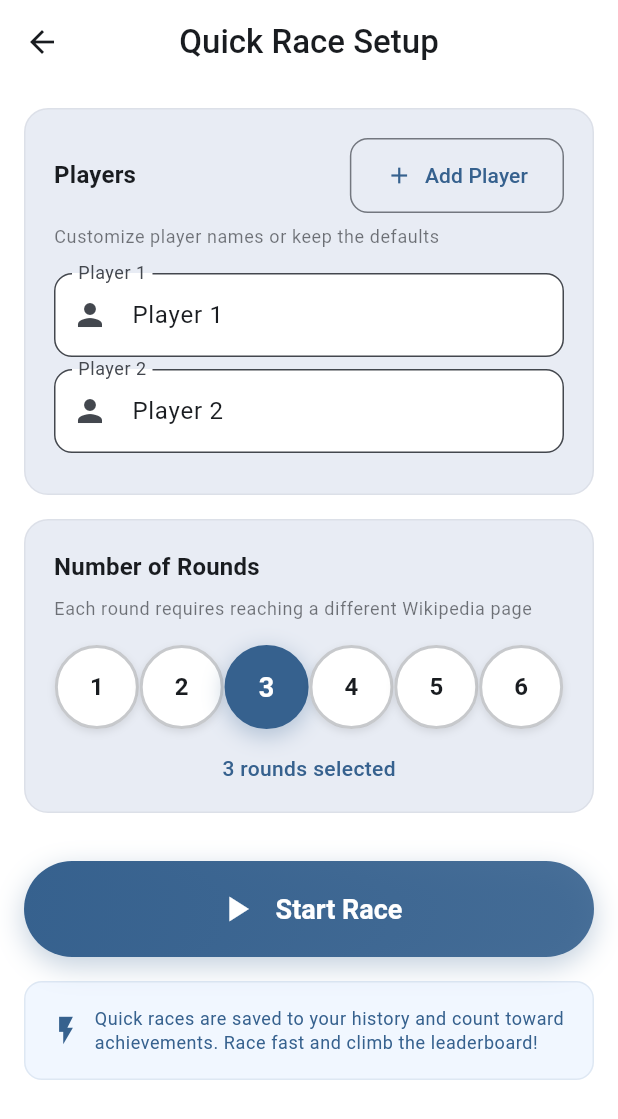
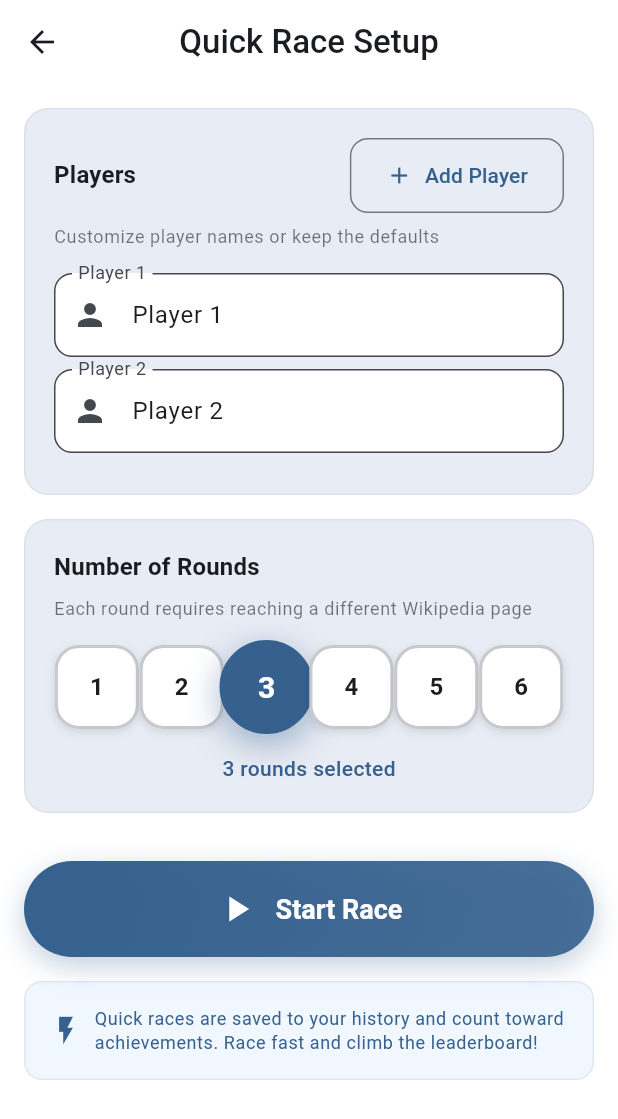
Before and after one commit to warforged5/wikapediaracer, a Flutter app: the screen it shows after launch, after a tap on "Quick Race", on a phone screen of 412 x 824 dp. Shown: the top 1119 px of the screen. Run offline on Flutter 3.47's test engine with Material 3 defaults, Android fonts, the phone set to English and light mode, and no system bars; our stand-ins replace flutter_native_splash, share_plus, shared_preferences; network calls fail.

Commit message:
Updated More to play with shapes

```diff
--- a/lib/screens/home_screen.dart
+++ b/lib/screens/home_screen.dart
@@ -217,11 +217,10 @@ class _HomeScreenState extends State<HomeScreen> {
                         ),
                         const SizedBox(width: 20),
                         Expanded(
-                          child: _buildActionCard(
+                          child: _buildPillActionButton(
                             context,
                             icon: Icons.history,
                             title: 'History',
-                            subtitle: 'View stats',
                             color: Theme.of(context).colorScheme.tertiary,
                             onTap: () {
                               Navigator.push(
@@ -255,11 +254,10 @@ class _HomeScreenState extends State<HomeScreen> {
                     Row(
                       children: [
                         Expanded(
-                          child: _buildActionCard(
+                          child: _buildPillActionButton(
                             context,
                             icon: Icons.military_tech,
                             title: 'Profile',
-                            subtitle: '',
                             color: Theme.of(context).colorScheme.error,
                             onTap: () {
                               Navigator.push(
@@ -378,11 +376,10 @@ class _HomeScreenState extends State<HomeScreen> {
                   },
                 ),
                 const SizedBox(height: 20),
-                _buildActionCard(
+                _buildPillActionButton(
                   context,
                   icon: Icons.history,
                   title: 'History',
-                  subtitle: 'View past races and stats',
                   color: Theme.of(context).colorScheme.tertiary,
                   onTap: () {
                     Navigator.push(
@@ -410,11 +407,10 @@ class _HomeScreenState extends State<HomeScreen> {
                   },
                 ),
                 const SizedBox(height: 20),
-                _buildActionCard(
+                _buildPillActionButton(
                   context,
                   icon: Icons.military_tech,
                   title: 'Achievements',
-                  subtitle: 'Track your progress and wins',
                   color: Theme.of(context).colorScheme.error,
                   onTap: () {
                     Navigator.push(
@@ -582,6 +578,64 @@ class _HomeScreenState extends State<HomeScreen> {
     );
   }
 
+  Widget _buildPillActionButton(
+    BuildContext context, {
+    required IconData icon,
+    required String title,
+    required Color color,
+    required VoidCallback onTap,
+  }) {
+    return Container(
+      height: 60,
+      decoration: BoxDecoration(
+        borderRadius: BorderRadius.circular(30), // Perfect pill shape
+        gradient: LinearGradient(
+          colors: [
+            color,
+            color.withValues(alpha: 0.8),
+          ],
+          begin: Alignment.topLeft,
+          end: Alignment.bottomRight,
+        ),
+        boxShadow: [
+          BoxShadow(
+            color: color.withValues(alpha: 0.3),
+            blurRadius: 8,
+            offset: const Offset(0, 4),
+          ),
+        ],
+      ),
+      child: Material(
+        color: Colors.transparent,
+        child: InkWell(
+          onTap: onTap,
+          borderRadius: BorderRadius.circular(30),
+          child: Padding(
+            padding: const EdgeInsets.symmetric(horizontal: 20),
+            child: Row(
+              mainAxisAlignment: MainAxisAlignment.center,
+              children: [
+                Icon(
+                  icon,
+                  color: Colors.white,
+                  size: 20,
+                ),
+                const SizedBox(width: 8),
+                Text(
+                  title,
+                  style: Theme.of(context).textTheme.titleSmall?.copyWith(
+                    color: Colors.white,
+                    fontWeight: FontWeight.w600,
+                  ),
+                ),
+              ],
+            ),
+          ),
+        ),
+      ),
+    );
+  }
+
   Widget _buildActionCard(
     BuildContext context, {
     required IconData icon,
--- a/lib/screens/quick_race_setup_screen.dart
+++ b/lib/screens/quick_race_setup_screen.dart
@@ -229,52 +229,10 @@ class _QuickRaceSetupScreenState extends State<QuickRaceSetupScreen> {
                       final rounds = index + 1;
                       final isSelected = _rounds == rounds;
 
-                      return GestureDetector(
+                      return _RoundSelectorButton(
+                        rounds: rounds,
+                        isSelected: isSelected,
                         onTap: () => setState(() => _rounds = rounds),
-                        child: AnimatedContainer(
-                          duration: const Duration(milliseconds: 200),
-                          width: 56,
-                          height: 56,
-                          decoration: BoxDecoration(
-                            color: isSelected
-                                ? Theme.of(context).colorScheme.primary
-                                : Theme.of(context).colorScheme.surface,
-                            border: Border.all(
-                              color: isSelected
-                                  ? Theme.of(context).colorScheme.primary
-                                  : Theme.of(context).colorScheme.outline.withValues(alpha: 0.4),
-                              width: isSelected ? 3 : 2,
-                            ),
-                            shape: BoxShape.circle,
-                            boxShadow: isSelected ? [
-                              BoxShadow(
-                                color: Theme.of(context).colorScheme.primary.withValues(alpha: 0.3),
-                                blurRadius: 12,
-                                offset: const Offset(0, 4),
-                                spreadRadius: 1,
-                              ),
-                            ] : [
-                              BoxShadow(
-                                color: Theme.of(context).colorScheme.shadow.withValues(alpha: 0.1),
-                                blurRadius: 4,
-                                offset: const Offset(0, 2),
-                              ),
-                            ],
-                          ),
-                          child: Center(
-                            child: AnimatedDefaultTextStyle(
-                              duration: const Duration(milliseconds: 200),
-                              style: TextStyle(
-                                color: isSelected
-                                    ? Theme.of(context).colorScheme.onPrimary
-                                    : Theme.of(context).colorScheme.onSurface,
-                                fontWeight: FontWeight.bold,
-                                fontSize: isSelected ? 18 : 16,
-                              ),
-                              child: Text('$rounds'),
-                            ),
-                          ),
-                        ),
                       );
                     }),
                   ),
@@ -398,3 +356,153 @@ class _QuickRaceSetupScreenState extends State<QuickRaceSetupScreen> {
     );
   }
 }
+
+class _RoundSelectorButton extends StatefulWidget {
+  final int rounds;
+  final bool isSelected;
+  final VoidCallback onTap;
+
+  const _RoundSelectorButton({
+    required this.rounds,
+    required this.isSelected,
+    required this.onTap,
+  });
+
+  @override
+  State<_RoundSelectorButton> createState() => _RoundSelectorButtonState();
+}
+
+class _RoundSelectorButtonState extends State<_RoundSelectorButton>
+    with TickerProviderStateMixin {
+  late AnimationController _morphController;
+  late AnimationController _bounceController;
+  late Animation<double> _morphAnimation;
+  late Animation<double> _scaleAnimation;
+
+  @override
+  void initState() {
+    super.initState();
+
+    _morphController = AnimationController(
+      duration: const Duration(milliseconds: 300),
+      vsync: this,
+    );
+
+    _bounceController = AnimationController(
+      duration: const Duration(milliseconds: 400),
+      vsync: this,
+    );
+
+    // Morph from squircle (0.0) to circle (1.0)
+    _morphAnimation = CurvedAnimation(
+      parent: _morphController,
+      curve: Curves.easeOutCubic,
+    );
+
+    // Scale animation for the bounce
+    _scaleAnimation = Tween<double>(
+      begin: 1.0,
+      end: 1.12,
+    ).animate(CurvedAnimation(
+      parent: _bounceController,
+      curve: Curves.elasticOut,
+    ));
+
+    if (widget.isSelected) {
+      _morphController.forward();
+      _bounceController.forward();
+    }
+  }
+
+  @override
+  void didUpdateWidget(_RoundSelectorButton oldWidget) {
+    super.didUpdateWidget(oldWidget);
+
+    if (widget.isSelected != oldWidget.isSelected) {
+      if (widget.isSelected) {
+        _morphController.forward();
+        _bounceController.reset();
+        _bounceController.forward();
+      } else {
+        _morphController.reverse();
+        _bounceController.reset();
+      }
+    }
+  }
+
+  @override
+  void dispose() {
+    _morphController.dispose();
+    _bounceController.dispose();
+    super.dispose();
+  }
+
+  @override
+  Widget build(BuildContext context) {
+    return GestureDetector(
+      onTap: widget.onTap,
+      child: AnimatedBuilder(
+        animation: Listenable.merge([_morphAnimation, _scaleAnimation]),
+        builder: (context, child) {
+          // Calculate border radius: squircle (16) to circle (28)
+          final borderRadius = Tween<double>(
+            begin: 16.0, // Squircle
+            end: 28.0,   // Circle
+          ).evaluate(_morphAnimation);
+
+          final scale = widget.isSelected
+            ? (1.0 + (_scaleAnimation.value - 1.0))
+            : 1.0;
+
+          return Transform.scale(
+            scale: scale,
+            child: AnimatedContainer(
+              duration: const Duration(milliseconds: 200),
+              width: 56,
+              height: 56,
+              decoration: BoxDecoration(
+                color: widget.isSelected
+                    ? Theme.of(context).colorScheme.primary
+                    : Theme.of(context).colorScheme.surface,
+                border: Border.all(
+                  color: widget.isSelected
+                      ? Theme.of(context).colorScheme.primary
+                      : Theme.of(context).colorScheme.outline.withValues(alpha: 0.4),
+                  width: widget.isSelected ? 3 : 2,
+                ),
+                borderRadius: BorderRadius.circular(borderRadius),
+                boxShadow: widget.isSelected ? [
+                  BoxShadow(
+                    color: Theme.of(context).colorScheme.primary.withValues(alpha: 0.4),
+                    blurRadius: 16,
+                    offset: const Offset(0, 6),
+                    spreadRadius: 1,
+                  ),
+                ] : [
+                  BoxShadow(
+                    color: Theme.of(context).colorScheme.shadow.withValues(alpha: 0.1),
+                    blurRadius: 4,
+                    offset: const Offset(0, 2),
+                  ),
+                ],
+              ),
+              child: Center(
+                child: AnimatedDefaultTextStyle(
+                  duration: const Duration(milliseconds: 200),
+                  style: TextStyle(
+                    color: widget.isSelected
+                        ? Theme.of(context).colorScheme.onPrimary
+                        : Theme.of(context).colorScheme.onSurface,
+                    fontWeight: FontWeight.bold,
+                    fontSize: widget.isSelected ? 18 : 16,
+                  ),
+                  child: Text('${widget.rounds}'),
+                ),
+              ),
+            ),
+          );
+        },
+      ),
+    );
+  }
+}
```
Also changed, not shown: lib/screens/race_results_screen.dart (+11 -1 lines), lib/screens/race_screen.dart (+18 -4 lines).
